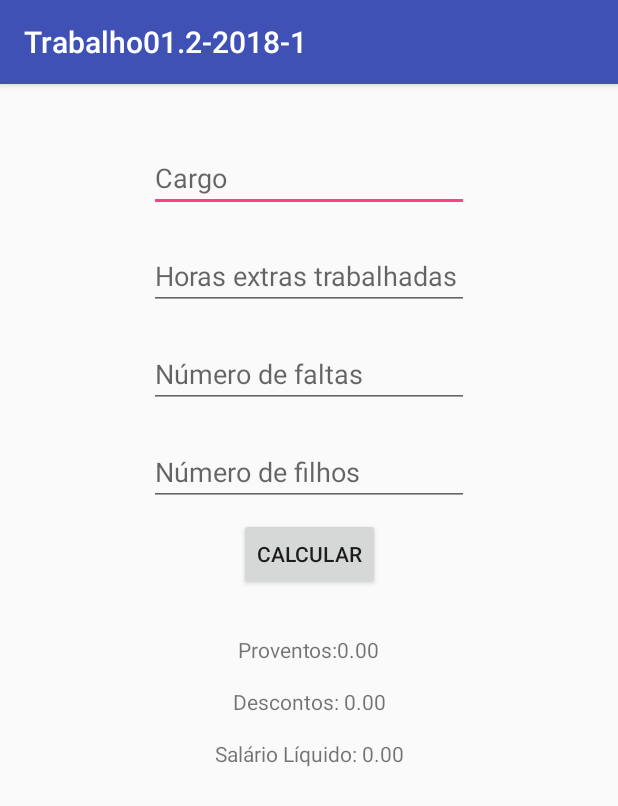
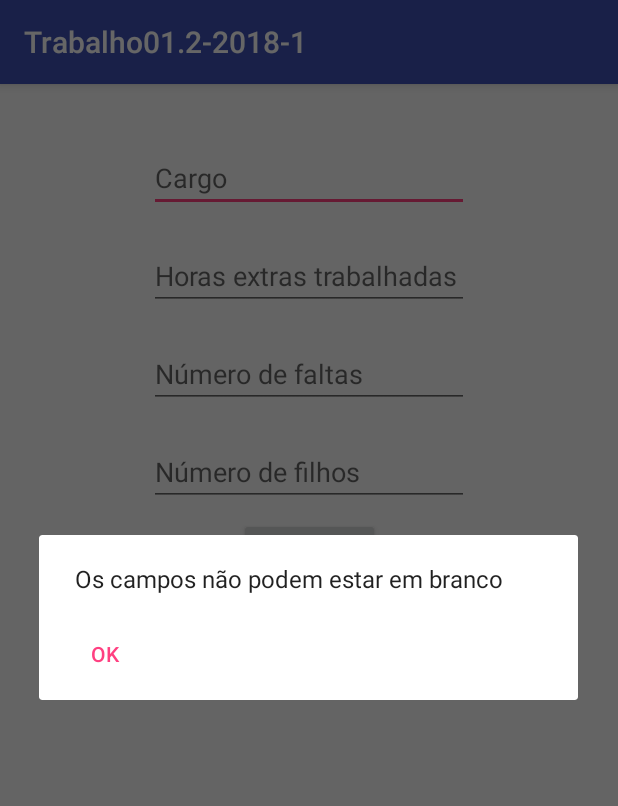
Before and after one commit to longhibianca/Trabalho01.2-2018-1, an Android app: the screen it shows after launch (MainActivity), after a tap on "CALCULAR", on a phone screen of 412 x 824 dp. Shown: the top 806 px of the screen. Run offline under Robolectric (Android 15) with nearby library versions, the phone set to English and light mode, and no system bars.

Commit message:
verificando se os campos estão sem preencher

```diff
--- a/app/src/main/java/br/edu/iff/pooa20181/trabalho012_2018_1/MainActivity.java
+++ b/app/src/main/java/br/edu/iff/pooa20181/trabalho012_2018_1/MainActivity.java
@@ -1,5 +1,6 @@
 package br.edu.iff.pooa20181.trabalho012_2018_1;
 
+import android.support.v7.app.AlertDialog;
 import android.support.v7.app.AppCompatActivity;
 import android.os.Bundle;
 import android.util.Log;
@@ -39,7 +40,18 @@ public class MainActivity extends AppCompatActivity {
         btnCalcular.setOnClickListener(new View.OnClickListener() {
             @Override
             public void onClick(View v) {
-                calculos();
+                if((edtCargo.getText().toString().isEmpty()) || (edtHorasExtras.getText().toString().isEmpty()) ||
+                        (edtNumFaltas.getText().toString().isEmpty()) || (edtNumFilhos.getText().toString().isEmpty()))
+                {
+                    AlertDialog.Builder dlg = new AlertDialog.Builder(MainActivity.this);
+                    dlg.setMessage("Os campos não podem estar em branco");
+                    dlg.setNeutralButton("OK", null);
+                    dlg.show();
+                }
+                else
+                {
+                    calculos();
+                }
             }
         });
     }
@@ -70,6 +82,7 @@ public class MainActivity extends AppCompatActivity {
         {
             horaExtra = (300.00 / 240) * 2;
         }
+
         horaExtraPorMin = horaExtra/60;
 
         horas = String.valueOf(qtdHrExtra);
--- a/app/src/main/res/layout/activity_main.xml
+++ b/app/src/main/res/layout/activity_main.xml
@@ -29,7 +29,7 @@
         android:layout_marginTop="20dp"
         android:ems="10"
         android:hint="@string/hora_extra"
-        android:inputType="textPersonName"
+        android:inputType="number|numberDecimal"
         android:numeric="decimal"
         app:layout_constraintEnd_toEndOf="parent"
         app:layout_constraintStart_toStartOf="parent"
@@ -44,7 +44,7 @@
         android:layout_marginTop="20dp"
         android:ems="10"
         android:hint="@string/num_faltas"
-        android:inputType="textPersonName"
+        android:inputType="number|numberDecimal"
         android:numeric="integer"
         app:layout_constraintEnd_toEndOf="parent"
         app:layout_constraintStart_toStartOf="parent"
@@ -59,7 +59,7 @@
         android:layout_marginTop="20dp"
         android:ems="10"
         android:hint="@string/num_filhos"
-        android:inputType="textPersonName"
+        android:inputType="number|numberDecimal"
         android:numeric="integer"
         app:layout_constraintEnd_toEndOf="parent"
         app:layout_constraintStart_toStartOf="parent"
```
